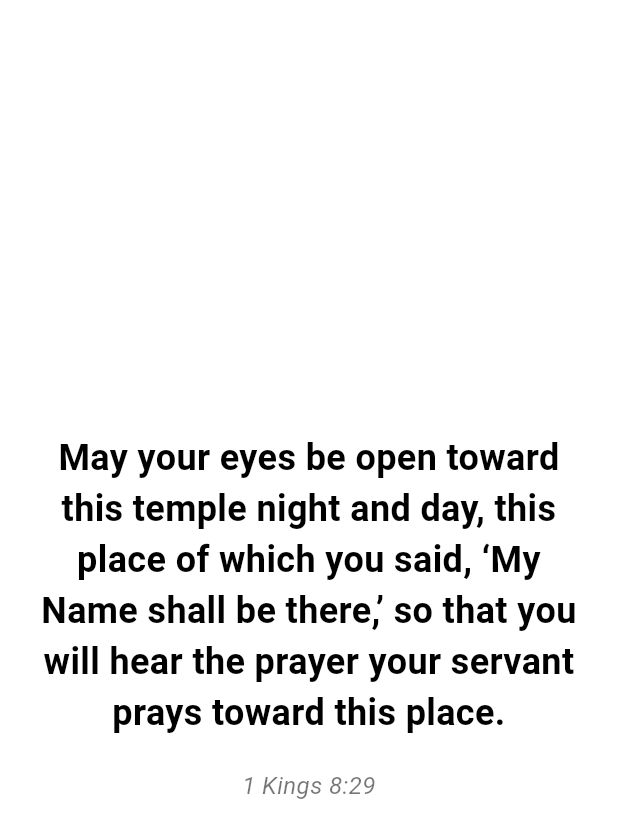
After one commit to johnhcolani/Solomon-s-Temple-Direction, a Flutter app: the SplashScreen screen opened directly, on a phone screen of 412 x 824 dp. The commit adds this screen. Shown: the top 838 px of the screen. Run offline on Flutter 3.47's test engine with Material 3 defaults, Android fonts, the light colour scheme and no system bars; our stand-ins replace dartz, equatable, flutter_bloc, flutter_compass, geolocator.

Commit message:
added splash screen

```diff
--- /dev/null
+++ b/lib/features/temple_direction/presentation/screens/splash_screen.dart
@@ -0,0 +1,67 @@
+import 'dart:async';
+import 'package:flutter/material.dart';
+
+import 'direction_screen.dart';
+
+
+class SplashScreen extends StatefulWidget {
+  const SplashScreen({super.key});
+
+  @override
+  _SplashScreenState createState() => _SplashScreenState();
+}
+
+class _SplashScreenState extends State<SplashScreen> {
+  @override
+  void initState() {
+    super.initState();
+    // Navigate to DirectionPage after 3 seconds
+    Timer(const Duration(seconds: 3), () {
+      Navigator.pushReplacement(
+        context,
+        MaterialPageRoute(builder: (context) => DirectionPage()),
+      );
+    });
+  }
+
+  @override
+  Widget build(BuildContext context) {
+    return Scaffold(
+      body: Container(
+        width: double.infinity,
+        height: double.infinity,
+        color: Colors.white, // Background color
+        child: Column(
+          mainAxisAlignment: MainAxisAlignment.center,
+          crossAxisAlignment: CrossAxisAlignment.center,
+          children: [
+            Padding(
+              padding: const EdgeInsets.symmetric(horizontal: 20.0),
+              child: Text(
+                'May your eyes be open toward this temple night and day, '
+                    'this place of which you said, ‘My Name shall be there,’ '
+                    'so that you will hear the prayer your servant prays toward this place.',
+                textAlign: TextAlign.center,
+                style: const TextStyle(
+                  fontSize: 24,
+                  fontWeight: FontWeight.bold,
+                  color: Colors.black,
+                ),
+              ),
+            ),
+            const SizedBox(height: 20),
+            const Text(
+              '1 Kings 8:29',
+              textAlign: TextAlign.center,
+              style: TextStyle(
+                fontSize: 16,
+                fontStyle: FontStyle.italic,
+                color: Colors.black54,
+              ),
+            ),
+          ],
+        ),
+      ),
+    );
+  }
+}
--- a/lib/main.dart
+++ b/lib/main.dart
@@ -4,7 +4,7 @@ import 'package:temple_direction/features/temple_direction/data/models/location_
 import 'package:temple_direction/features/temple_direction/data/repository/temple_direction_repository_impl.dart';
 import 'package:temple_direction/features/temple_direction/domain/usecases/get_direction.dart';
 import 'package:temple_direction/features/temple_direction/presentation/bloc/temple_direction_bloc.dart';
-import 'features/temple_direction/presentation/pages/direction_screen.dart';
+import 'features/temple_direction/presentation/screens/direction_screen.dart';
 
 void main() {
   runApp(const SolomonTempleApp());
```
Also changed, not shown: lib/features/temple_direction/presentation/screens/direction_screen.dart (renamed from lib/features/temple_direction/presentation/pages/direction_screen.dart).
